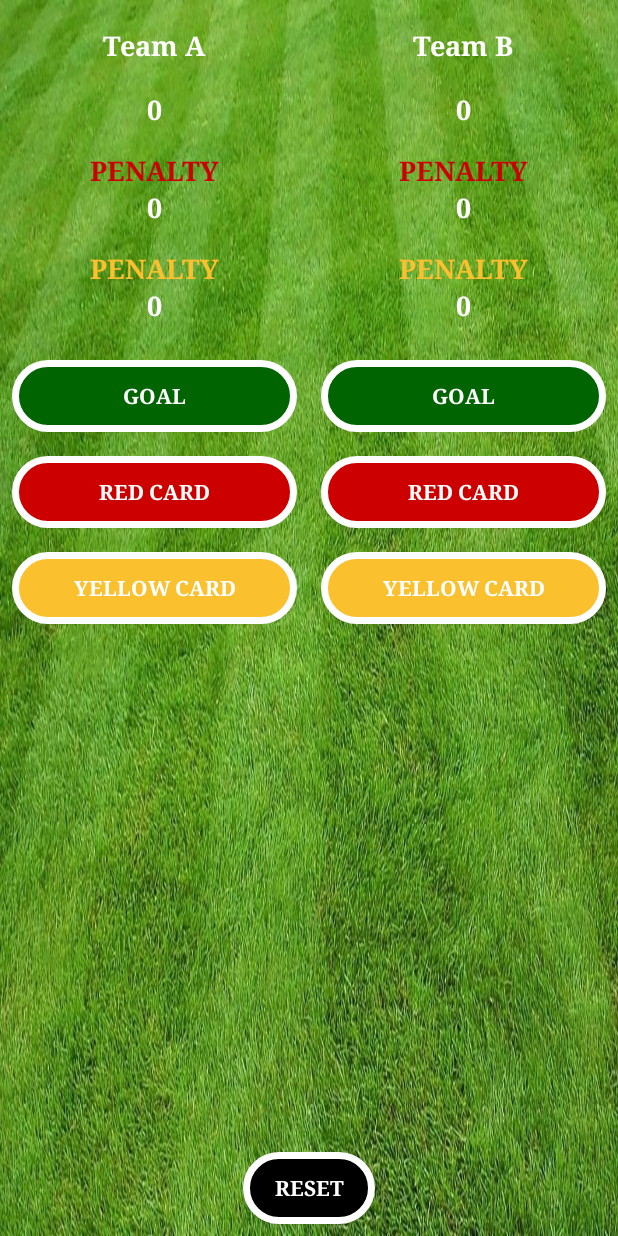
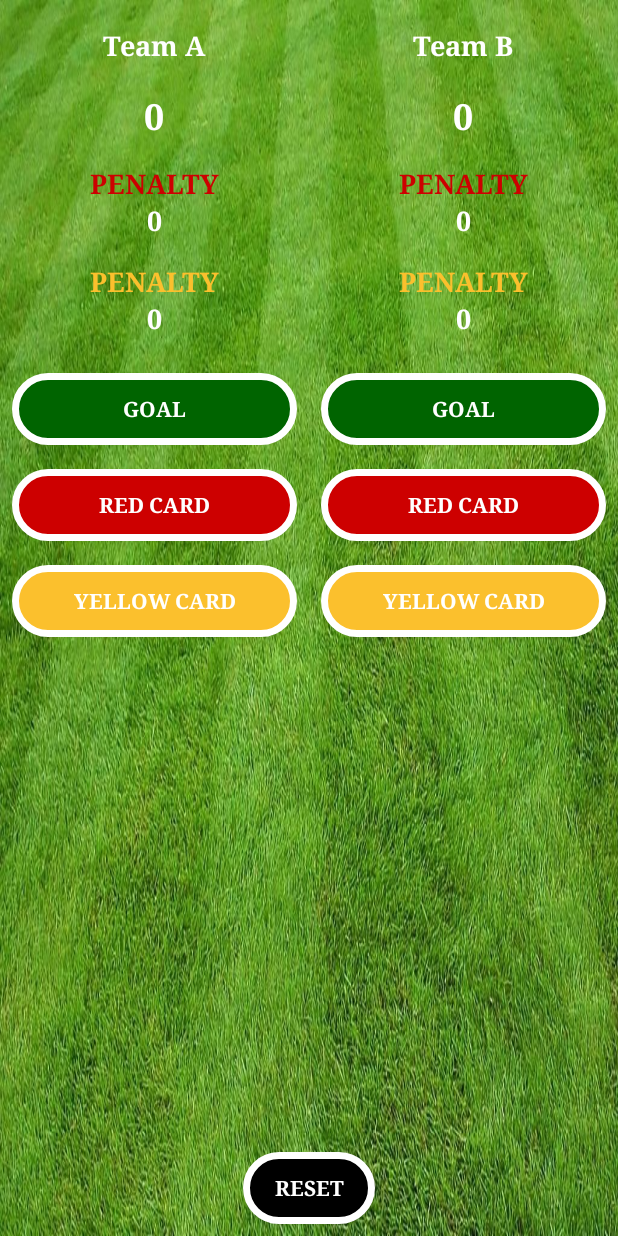
Before and after one commit to IvaLambova/FootballScoreCounter, an Android app: the screen it shows after launch (MainActivity), on a phone screen of 412 x 824 dp. Run offline under Robolectric (Android 15) with nearby library versions, the phone set to English and light mode, and no system bars.

Commit message:
- Increased the text size of the TextView holding the goal result of each team from 18sp to 24sp

```diff
--- a/app/src/main/res/layout/activity_main.xml
+++ b/app/src/main/res/layout/activity_main.xml
@@ -1,9 +1,9 @@
 <?xml version="1.0" encoding="utf-8"?>
 
 <ScrollView
-    style="@style/ParentScrollView"
     xmlns:android="http://schemas.android.com/apk/res/android"
     xmlns:tools="http://schemas.android.com/tools"
+    style="@style/ParentScrollView"
     tools:context="com.example.android.footballscorecounter.MainActivity">
 
     <RelativeLayout
@@ -20,7 +20,8 @@
 
                 <EditText
                     android:id="@+id/team_a"
-                    style="@style/EditText" />
+                    style="@style/EditText"
+                    android:text="@string/team_a" />
 
                 <TextView
                     android:id="@+id/score_team_a"
--- a/app/src/main/res/values/dimens.xml
+++ b/app/src/main/res/values/dimens.xml
@@ -6,6 +6,9 @@
 
     // android:layout_text dimension 18sp
     <dimen name="text_size_18">18sp</dimen>
+
+    // android:layout_text dimension 24sp
+    <dimen name="text_size_24">24sp</dimen>
 
     // android:layout_padding dimension 18dp
     <dimen name="padding_18">18dp</dimen>
--- a/app/src/main/res/values/styles.xml
+++ b/app/src/main/res/values/styles.xml
@@ -43,7 +43,6 @@
         <item name="android:cursorVisible">false</item>
         <item name="android:gravity">center</item>
         <item name="android:inputType">text</item>
-        <item name="android:text">@string/team_a</item>
         <item name="android:padding">@dimen/padding_18</item>
         <item name="android:textSize">@dimen/text_size_18</item>
         <item name="android:textColor">@color/white</item>
@@ -60,7 +59,7 @@
         <item name="android:layout_height">wrap_content</item>
         <item name="android:layout_marginBottom">@dimen/margin_16</item>
         <item name="android:gravity">center_horizontal</item>
-        <item name="android:textSize">@dimen/text_size_18</item>
+        <item name="android:textSize">@dimen/text_size_24</item>
         <item name="android:typeface">serif</item>
     </style>
 
```
